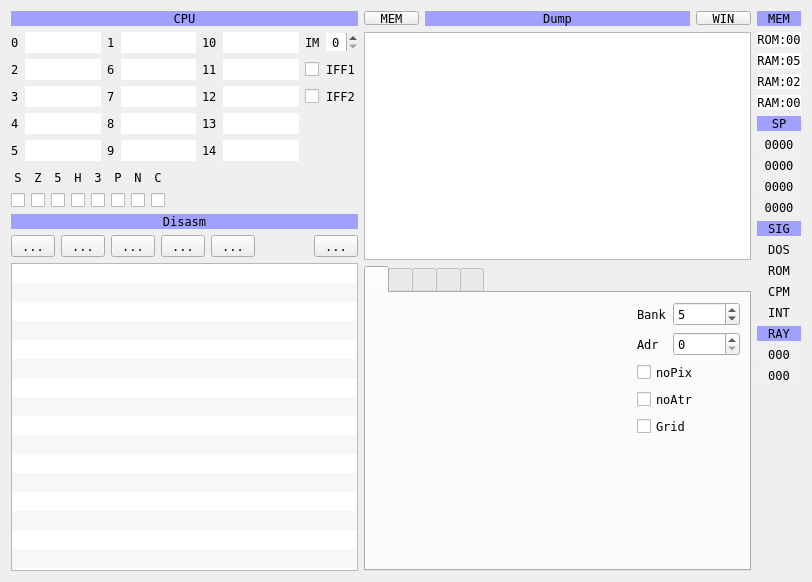
Qt form ui/debuger.ui (samstyle/Xpeccy) before a commit.
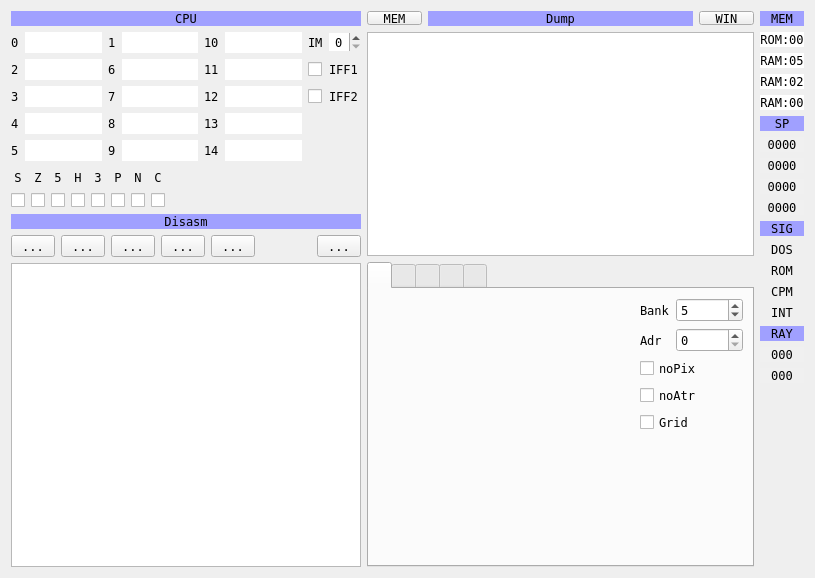
The same form after that commit. Icons and pictures are not drawn. Custom widgets are drawn as their Qt base class.

Commit message: build 20170609 [+] refactoring deBUGa disasm table: QTableWidget->QTableView [+] marking of block now works in dump table too [+] refactoring of cartridge mappers [+] cartridge ram automatic loading/saving [+] reset video ray on machine reset [+] SAA goes to external device class [+] implement of external devices get/set arguments

What changed in the file:
```diff
--- a/ui/debuger.ui
+++ b/ui/debuger.ui
@@ -9,8 +9,8 @@
    <rect>
     <x>0</x>
     <y>0</y>
-    <width>806</width>
-    <height>582</height>
+    <width>813</width>
+    <height>578</height>
    </rect>
   </property>
   <property name="font">
@@ -740,16 +740,10 @@
       </layout>
      </item>
      <item>
-      <widget class="xTableWidget" name="dasmTable">
-       <property name="sizePolicy">
-        <sizepolicy hsizetype="Expanding" vsizetype="Preferred">
-         <horstretch>0</horstretch>
-         <verstretch>0</verstretch>
-        </sizepolicy>
-       </property>
+      <widget class="xDisasmTable" name="dasmTable">
        <property name="minimumSize">
         <size>
-         <width>347</width>
+         <width>350</width>
          <height>0</height>
         </size>
        </property>
@@ -782,12 +776,6 @@
        <property name="wordWrap">
         <bool>true</bool>
        </property>
-       <property name="rowCount">
-        <number>19</number>
-       </property>
-       <property name="columnCount">
-        <number>4</number>
-       </property>
        <attribute name="horizontalHeaderVisible">
         <bool>false</bool>
        </attribute>
@@ -803,29 +791,9 @@
        <attribute name="verticalHeaderDefaultSectionSize">
         <number>17</number>
        </attribute>
-       <row/>
-       <row/>
-       <row/>
-       <row/>
-       <row/>
-       <row/>
-       <row/>
-       <row/>
-       <row/>
-       <row/>
-       <row/>
-       <row/>
-       <row/>
-       <row/>
-       <row/>
-       <row/>
-       <row/>
-       <row/>
-       <row/>
-       <column/>
-       <column/>
-       <column/>
-       <column/>
+       <attribute name="verticalHeaderMinimumSectionSize">
+        <number>17</number>
+       </attribute>
       </widget>
      </item>
     </layout>
@@ -958,7 +926,7 @@
         <number>17</number>
        </attribute>
        <attribute name="verticalHeaderStretchLastSection">
-        <bool>true</bool>
+        <bool>false</bool>
        </attribute>
       </widget>
      </item>
@@ -2365,12 +2333,12 @@
  </widget>
  <customwidgets>
   <customwidget>
-   <class>xTableWidget</class>
-   <extends>QTableWidget</extends>
+   <class>xDumpTable</class>
+   <extends>QTableView</extends>
    <header location="global">stdlib.h</header>
   </customwidget>
   <customwidget>
-   <class>xDumpTable</class>
+   <class>xDisasmTable</class>
    <extends>QTableView</extends>
    <header location="global">stdlib.h</header>
   </customwidget>
```
The commit also changes 46 other files.
